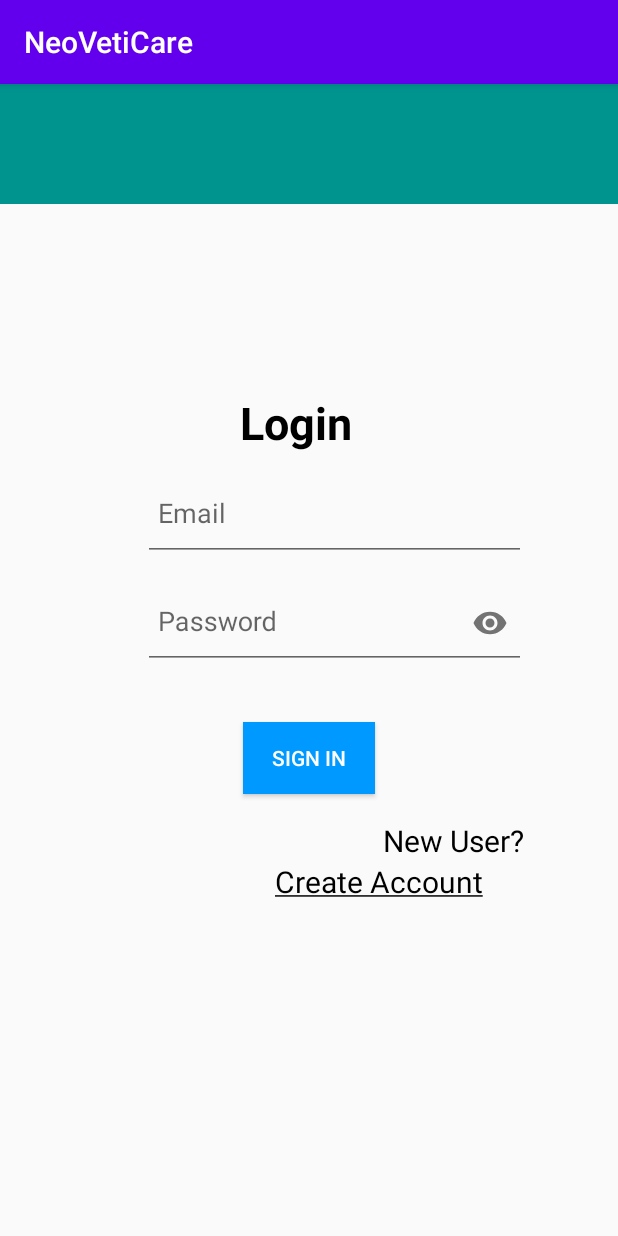
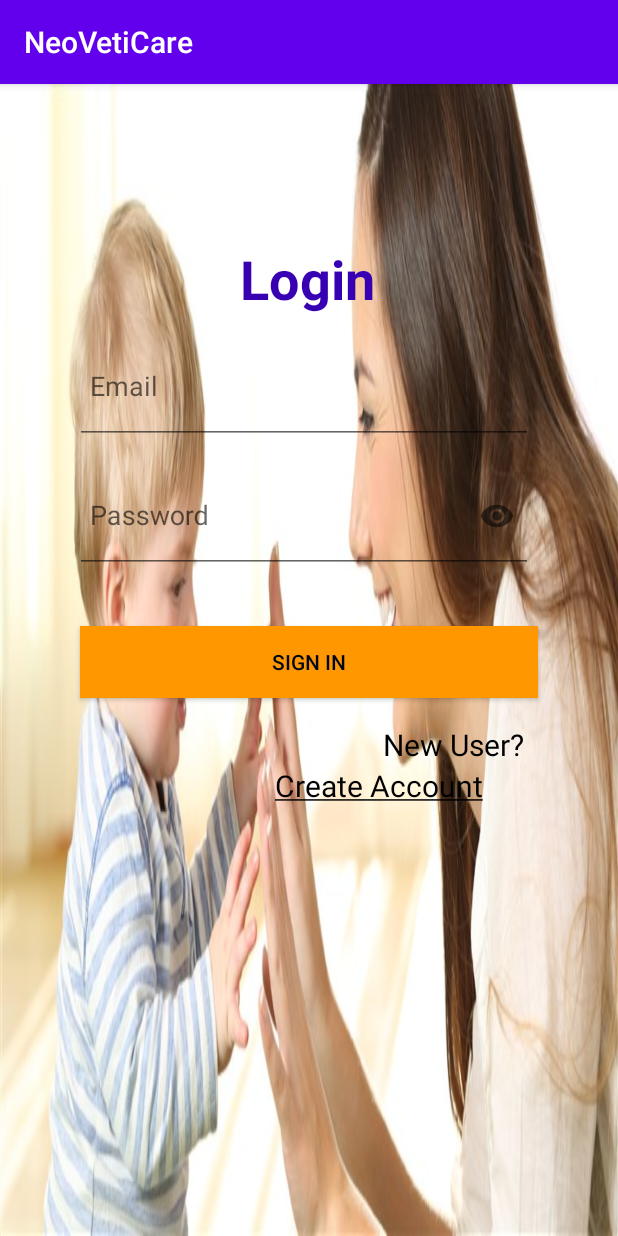
Before and after one commit to GauravBhardwaj10/NeoVetiCare, an Android app: the cartakerLoginActivity screen opened directly, with no data from a screen before it, on a phone screen of 412 x 824 dp. Run offline under Robolectric (Android 15) with nearby library versions, the phone set to English and light mode, and no system bars; our stand-ins replace Firebase (no records; nobody signed in at launch, a user with empty details on screens opened directly).

Commit message:
login layout file added

```diff
--- a/app/src/main/res/layout/activity_cartaker_login.xml
+++ b/app/src/main/res/layout/activity_cartaker_login.xml
@@ -9,49 +9,32 @@
     >
 
 
-    <LinearLayout
-        android:layout_width="match_parent"
-        android:layout_height="80dp"
-        android:background="#00948f"
-        >
-
-    </LinearLayout>
-    <LinearLayout
-        android:layout_width="match_parent"
-        android:layout_height="20dp"
-        ></LinearLayout>
-
-    <LinearLayout
-        android:layout_width="match_parent"
-        android:layout_height="wrap_content">
-
-        <TextView
-            android:id="@+id/loginTextView"
-            android:textStyle="bold"
-            android:layout_width="wrap_content"
-            android:layout_height="wrap_content"
-            android:text="Login"
-            android:textSize="30dp"
-            android:layout_marginTop="105dp"
-
-
-            android:textColor="#000"
-            android:layout_marginLeft="160dp"/>
 
 
 
 
-
-
-
-
-    </LinearLayout>
     <LinearLayout
         android:layout_width="match_parent"
         android:layout_height="match_parent"
         android:orientation="vertical"
         android:id="@+id/loginLayout"
+
+        android:background="@drawable/p1"
         >
+
+        <TextView
+            android:id="@+id/loginTextView"
+            android:layout_width="wrap_content"
+            android:layout_height="wrap_content"
+            android:layout_marginLeft="160dp"
+            android:layout_marginTop="105dp"
+            android:text="Login"
+            android:textColor="@color/colorPrimaryDark"
+
+
+            android:textSize="36sp"
+            android:textStyle="bold" />
+
 
         <com.google.android.material.textfield.TextInputLayout
             android:layout_width="wrap_content"
@@ -64,20 +47,21 @@
 
             <EditText
                 android:id="@+id/LogEmaileditText"
-                android:layout_width="255dp"
-                android:layout_height="61dp"
-                android:layout_marginLeft="95dp"
+                android:layout_width="305dp"
+                android:layout_height="75dp"
+                android:layout_marginLeft="50dp"
                 android:layout_marginTop="35dp"
-                android:textColorHint="#000"
+                android:drawablePadding="10dp"
                 android:hint="Email"
                 android:inputType="textEmailAddress"
 
 
+                android:paddingLeft="10dp"
                 android:paddingRight="10dp"
-                android:paddingLeft="10dp"
-                android:drawablePadding="10dp"
+                android:textColor="@color/design_default_color_on_secondary"
 
-                android:textColor="#000"/>
+                android:textColorHint="#0D0520"
+                android:textColorLink="@color/design_default_color_secondary_variant" />
         </com.google.android.material.textfield.TextInputLayout>
 
 
@@ -92,35 +76,35 @@
 
             <EditText
                 android:id="@+id/LogpasswordeditText"
+                android:layout_width="305dp"
+
+                android:layout_height="75dp"
+                android:layout_marginLeft="50dp"
+                android:layout_marginTop="35dp"
+                android:drawablePadding="10dp"
+                android:hint="Password"
                 android:inputType="textPassword"
-
-                android:layout_width="255dp"
-                android:layout_height="61dp"
-                android:layout_marginLeft="95dp"
-                android:layout_marginTop="35dp"
-                android:textColorHint="#000"
-                android:hint="Password"
 
 
                 android:paddingLeft="10dp"
-                android:drawablePadding="10dp"
+                android:textColor="#000"
 
-                android:textColor="#000"/>
+                android:textColorHint="#000" />
         </com.google.android.material.textfield.TextInputLayout>
 
 
-
         <Button
-            android:layout_width="wrap_content"
+            android:id="@+id/Logjoinbtn"
+            android:layout_width="305dp"
             android:layout_height="wrap_content"
-            android:id="@+id/Logjoinbtn"
             android:layout_gravity="center"
             android:layout_marginTop="35dp"
+            android:background="#FF9800"
             android:drawablePadding="10dp"
-            android:textColor="#fff"
             android:text="sign in"
-            android:background="#0099ff"
-            />
+            android:textColor="#020619" />
+
+
 
         <TextView
             android:layout_width="wrap_content"
@@ -139,19 +123,16 @@
             android:orientation="horizontal">
 
 
-
             <TextView
-                android:layout_width="wrap_content"
-                android:layout_height="wrap_content"
                 android:id="@+id/registrationTextView"
+                android:layout_width="151dp"
+                android:layout_height="match_parent"
                 android:layout_marginLeft="183dp"
                 android:layout_marginTop="0dp"
-                android:textSize="20dp"
+                android:text="Create Account"
 
-                android:textColor="#000"
-                android:text="Create Account"
-                />
-
+                android:textColor="@color/design_default_color_on_secondary"
+                android:textSize="20dp" />
 
 
         </LinearLayout>
```
Also changed, not shown: app/src/main/res/drawable/p1.jpg (added).
